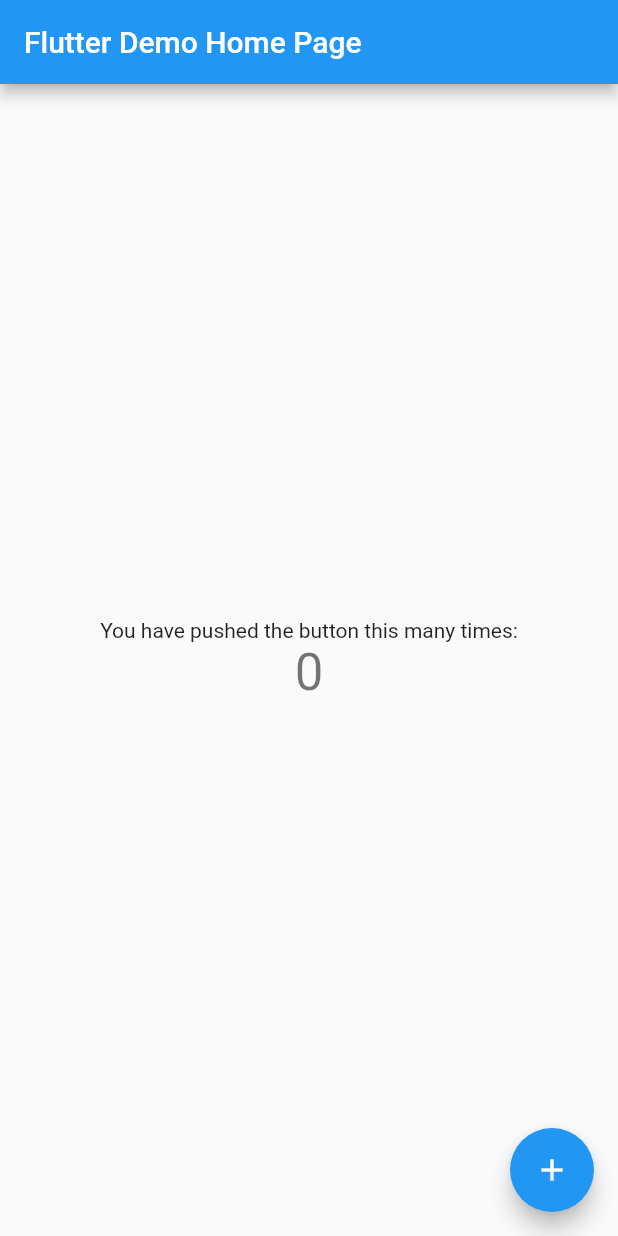
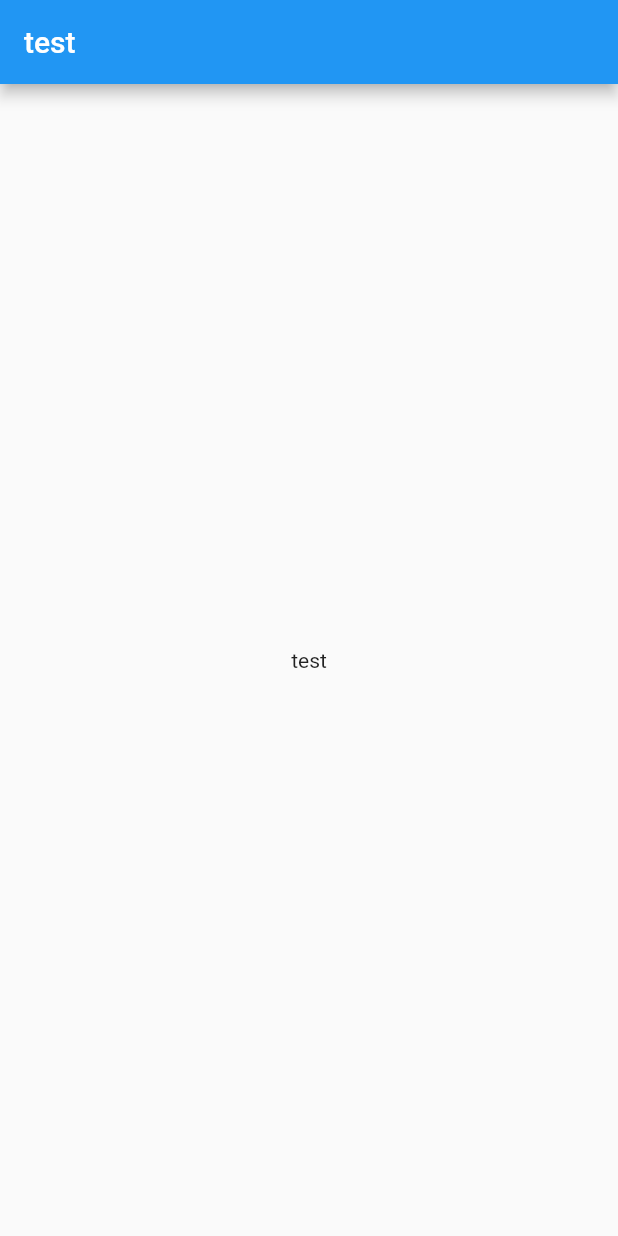
Before and after one commit to tomohiro1024/todo, a Flutter app: the screen it shows after launch, on a phone screen of 412 x 824 dp. Run offline on Flutter 3.47's test engine with Material 2 defaults, Android fonts, the phone set to English and light mode, and no system bars.

Commit message:
code整理

```diff
--- a/lib/main.dart
+++ b/lib/main.dart
@@ -1,4 +1,5 @@
 import 'package:flutter/material.dart';
+import 'package:todo_app/pages/FirstPage.dart';
 
 void main() {
   runApp(const MyApp());
@@ -15,92 +16,7 @@ class MyApp extends StatelessWidget {
       theme: ThemeData(
         primarySwatch: Colors.blue,
       ),
-      home: const MyHomePage(title: 'Flutter Demo Home Page'),
+      home: const FirstPage(),
     );
   }
 }
-
-class MyHomePage extends StatefulWidget {
-  const MyHomePage({super.key, required this.title});
-
-  // This widget is the home page of your application. It is stateful, meaning
-  // that it has a State object (defined below) that contains fields that affect
-  // how it looks.
-
-  // This class is the configuration for the state. It holds the values (in this
-  // case the title) provided by the parent (in this case the App widget) and
-  // used by the build method of the State. Fields in a Widget subclass are
-  // always marked "final".
-
-  final String title;
-
-  @override
-  State<MyHomePage> createState() => _MyHomePageState();
-}
-
-class _MyHomePageState extends State<MyHomePage> {
-  int _counter = 0;
-
-  void _incrementCounter() {
-    setState(() {
-      // This call to setState tells the Flutter framework that something has
-      // changed in this State, which causes it to rerun the build method below
-      // so that the display can reflect the updated values. If we changed
-      // _counter without calling setState(), then the build method would not be
-      // called again, and so nothing would appear to happen.
-      _counter++;
-    });
-  }
-
-  @override
-  Widget build(BuildContext context) {
-    // This method is rerun every time setState is called, for instance as done
-    // by the _incrementCounter method above.
-    //
-    // The Flutter framework has been optimized to make rerunning build methods
-    // fast, so that you can just rebuild anything that needs updating rather
-    // than having to individually change instances of widgets.
-    return Scaffold(
-      appBar: AppBar(
-        // Here we take the value from the MyHomePage object that was created by
-        // the App.build method, and use it to set our appbar title.
-        title: Text(widget.title),
-      ),
-      body: Center(
-        // Center is a layout widget. It takes a single child and positions it
-        // in the middle of the parent.
-        child: Column(
-          // Column is also a layout widget. It takes a list of children and
-          // arranges them vertically. By default, it sizes itself to fit its
-          // children horizontally, and tries to be as tall as its parent.
-          //
-          // Invoke "debug painting" (press "p" in the console, choose the
-          // "Toggle Debug Paint" action from the Flutter Inspector in Android
-          // Studio, or the "Toggle Debug Paint" command in Visual Studio Code)
-          // to see the wireframe for each widget.
-          //
-          // Column has various properties to control how it sizes itself and
-          // how it positions its children. Here we use mainAxisAlignment to
-          // center the children vertically; the main axis here is the vertical
-          // axis because Columns are vertical (the cross axis would be
-          // horizontal).
-          mainAxisAlignment: MainAxisAlignment.center,
-          children: <Widget>[
-            const Text(
-              'You have pushed the button this many times:',
-            ),
-            Text(
-              '$_counter',
-              style: Theme.of(context).textTheme.headlineMedium,
-            ),
-          ],
-        ),
-      ),
-      floatingActionButton: FloatingActionButton(
-        onPressed: _incrementCounter,
-        tooltip: 'Increment',
-        child: const Icon(Icons.add),
-      ), // This trailing comma makes auto-formatting nicer for build methods.
-    );
-  }
-}
--- /dev/null
+++ b/lib/pages/FirstPage.dart
@@ -0,0 +1,17 @@
+import 'package:flutter/material.dart';
+
+class FirstPage extends StatelessWidget {
+  const FirstPage({Key? key}) : super(key: key);
+
+  @override
+  Widget build(BuildContext context) {
+    return Scaffold(
+      appBar: AppBar(
+        title: const Text('test'),
+      ),
+      body: const Center(
+        child: Text('test'),
+      ),
+    );
+  }
+}
```
